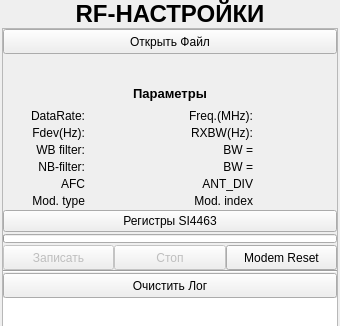
Above: ANDROID_FORMS/si4463_settings_form.ui from DavidSiegman/PLC_RF_Configurator before the change; both pictures show x 0 to 340 and y 0 to 326 of the 340 by 560 pixel window. Below: the same form after it.
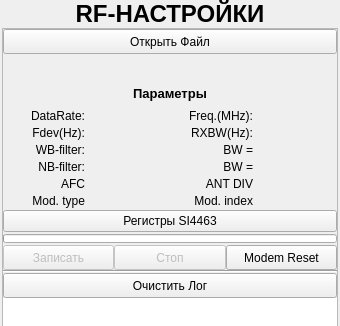
That is the form after the change. Icons and pictures are not drawn.

Diff of the .ui file:
```diff
--- a/ANDROID_FORMS/si4463_settings_form.ui
+++ b/ANDROID_FORMS/si4463_settings_form.ui
@@ -444,7 +444,7 @@
                   </font>
                  </property>
                  <property name="text">
-                  <string>WB filter:</string>
+                  <string>WB-filter:</string>
                  </property>
                  <property name="alignment">
                   <set>Qt::AlignRight|Qt::AlignTrailing|Qt::AlignVCenter</set>
@@ -690,7 +690,7 @@
                   </font>
                  </property>
                  <property name="text">
-                  <string>ANT_DIV</string>
+                  <string>ANT DIV</string>
                  </property>
                  <property name="alignment">
                   <set>Qt::AlignRight|Qt::AlignTrailing|Qt::AlignVCenter</set>
```
